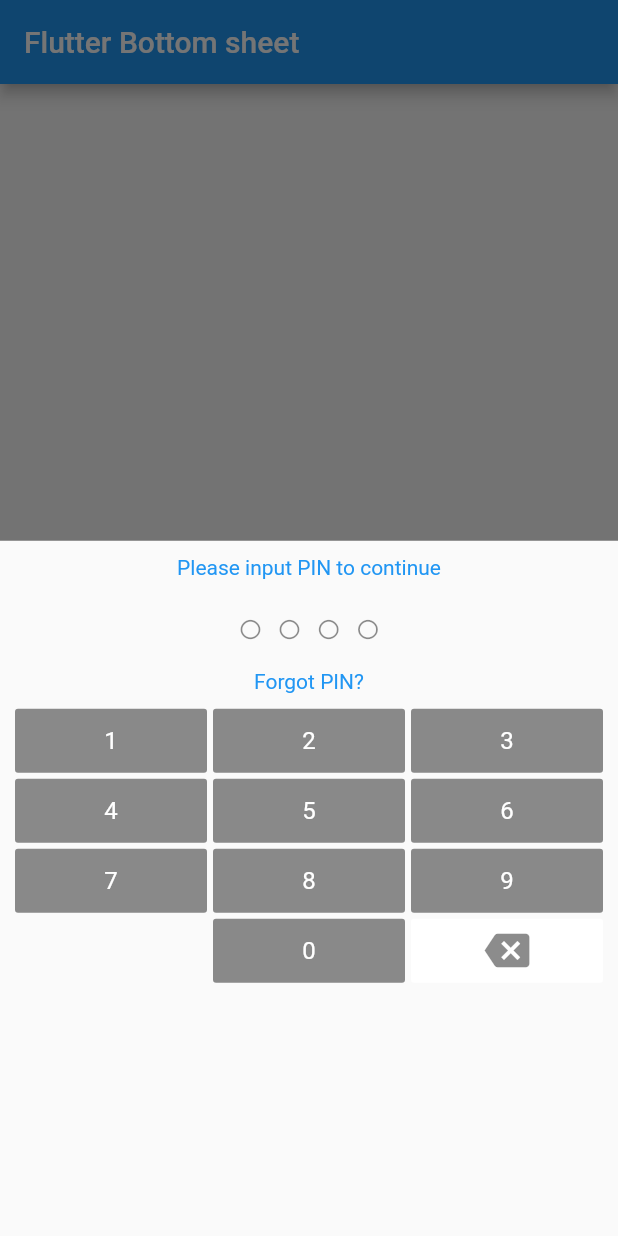
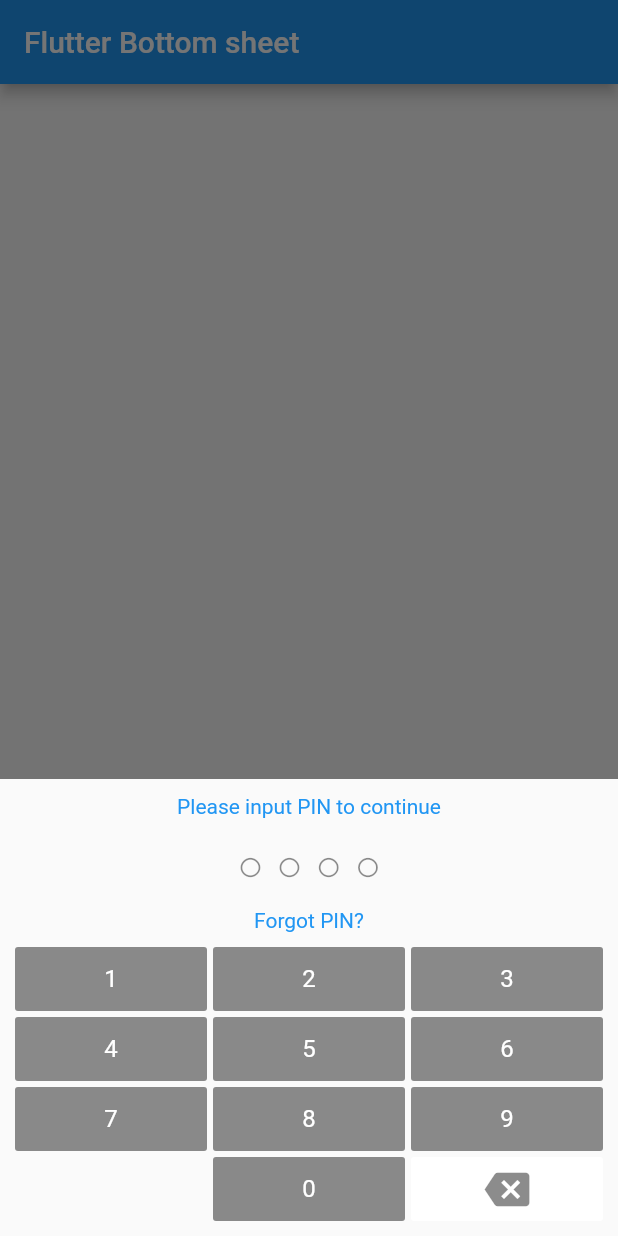
Before and after one commit to SachinGanesh/flutter-pin-code, a Flutter app: the screen it shows after launch, after a tap on the "add" icon, on a phone screen of 412 x 824 dp. Run offline on Flutter 3.47's test engine with Material 2 defaults, Android fonts, the phone set to English and light mode, and no system bars; our stand-ins replace bloc, equatable, flutter_bloc.

Commit message:
update code return pin code

```diff
--- a/lib/src/pin_code_view.dart
+++ b/lib/src/pin_code_view.dart
@@ -12,11 +12,13 @@ import 'package:flutter_bloc/flutter_bloc.dart';
 import 'package:flutter_pin_code/src/single_pin_view.dart';
 import 'bloc.dart';
 
+typedef PinCodeSuccess(String pin);
+
 class PinCodeView extends StatefulWidget {
   final Widget title;
   final Widget subTitle;
   final String errorMsg;
-  final VoidCallback onSuccess;
+  final PinCodeSuccess onSuccess;
   final int length;
   final int correctPin;
   final Color bgColor;
@@ -62,7 +64,7 @@ class _StatePinCodeView extends State<PinCodeView> {
     return BlocListener(
       listener: (context, state) {
         if (state is SuccessPinCodeState) {
-          widget.onSuccess();
+          widget.onSuccess(state.pin);
           return;
         }
       },
@@ -76,14 +78,13 @@ class _StatePinCodeView extends State<PinCodeView> {
             selLength = state.selLength;
             hasError = state.hasError;
           }
-          return ListView(
+          return Wrap(
             children: <Widget>[
-              SizedBox(
-                height: 10,
+              Container(
+                padding: EdgeInsets.only(top: 10, bottom: 10),
+                child: Center(
+                  child: widget.title,
                 ),
-              widget.title,
-              SizedBox(
-                height: 10,
               ),
               Container(
                   height: 40,
@@ -108,6 +109,7 @@ class _StatePinCodeView extends State<PinCodeView> {
                   padding: EdgeInsets.only(
                     top: 10,
                   ),
+                  child: Center(
                     child: Text(
                       widget.errorMsg,
                       style: TextStyle(color: Colors.red, fontSize: 14),
@@ -115,15 +117,15 @@ class _StatePinCodeView extends State<PinCodeView> {
                     ),
                   ),
                 ),
-              SizedBox(
-                height: 10,
               ),
-              widget.subTitle,
-              SizedBox(
-                height: 10,
+              Container(
+                padding: EdgeInsets.only(top: 10, bottom: 10),
+                child: Center(
+                  child: widget.subTitle,
+                ),
               ),
               GridView.count(
-                padding: EdgeInsets.only(left: 10, right: 10),
+                padding: EdgeInsets.only(left: 10, right: 10, bottom: 10),
                 shrinkWrap: true,
                 childAspectRatio: 3,
                 crossAxisCount: 3,
--- a/lib/src/pin_code_view_state.dart
+++ b/lib/src/pin_code_view_state.dart
@@ -20,6 +20,10 @@ class SelectedPinCodeState extends PinCodeViewState {
 }
 
 class SuccessPinCodeState extends PinCodeViewState {
+  final String pin;
+
+  SuccessPinCodeState(this.pin) : super([pin]);
+
   @override
   String toString() => 'SuccessPinCodeState';
 }
```
Also changed, not shown: example/lib/main.dart (+20 -2 lines), lib/src/pin_code_view_bloc.dart (+7 -6 lines). Lines whose indentation alone changed are shown as unchanged.
